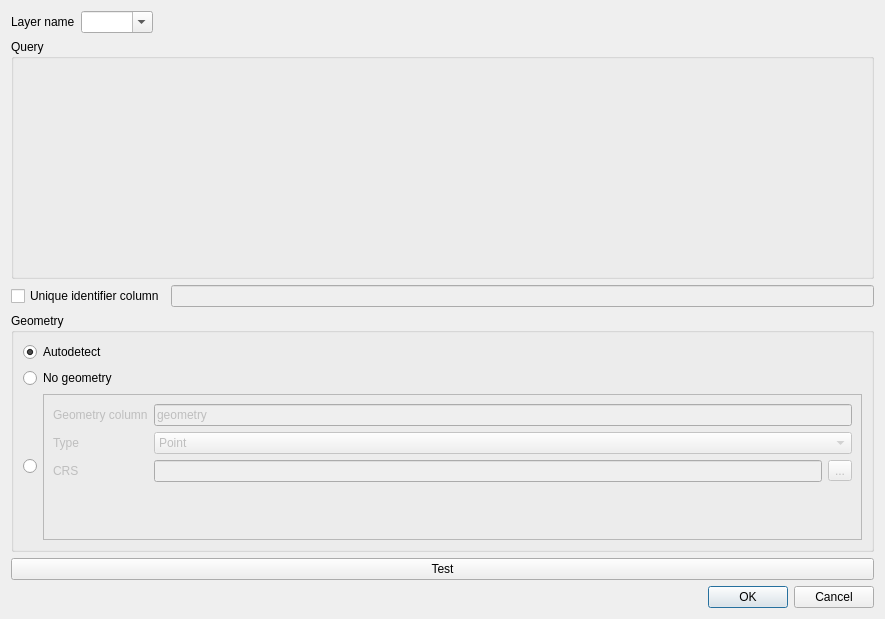
carsmie/QGIS, file src/providers/virtual/qgsvirtuallayersourceselectbase.ui: the form before one commit.
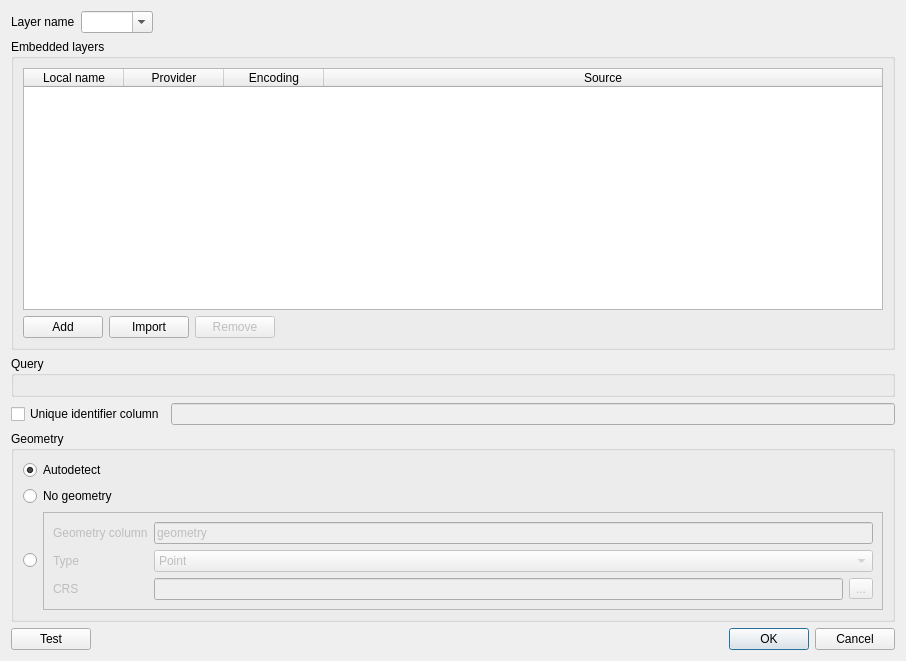
The form after the commit. Custom widgets are drawn as their Qt base class.

Commit message:
Fix virtual layer creation UI
Expose embedded layers inclusion to the creation UI

Diff of the .ui file:
```diff
--- a/src/providers/virtual/qgsvirtuallayersourceselectbase.ui
+++ b/src/providers/virtual/qgsvirtuallayersourceselectbase.ui
@@ -6,8 +6,8 @@
    <rect>
     <x>0</x>
     <y>0</y>
-    <width>885</width>
-    <height>619</height>
+    <width>906</width>
+    <height>661</height>
    </rect>
   </property>
   <property name="windowTitle">
@@ -45,6 +45,107 @@
      </item>
     </layout>
    </item>
+   <item>
+    <widget class="QgsCollapsibleGroupBox" name="mEmbeddedlLayersGroup">
+     <property name="title">
+      <string>Embedded layers</string>
+     </property>
+     <property name="collapsed">
+      <bool>true</bool>
+     </property>
+     <layout class="QVBoxLayout" name="verticalLayout_4">
+      <item>
+       <widget class="QTableWidget" name="mLayersTable">
+        <property name="selectionMode">
+         <enum>QAbstractItemView::SingleSelection</enum>
+        </property>
+        <property name="selectionBehavior">
+         <enum>QAbstractItemView::SelectRows</enum>
+        </property>
+        <attribute name="horizontalHeaderStretchLastSection">
+         <bool>true</bool>
+        </attribute>
+        <attribute name="verticalHeaderVisible">
+         <bool>false</bool>
+        </attribute>
+        <column>
+         <property name="text">
+          <string>Local name</string>
+         </property>
+        </column>
+        <column>
+         <property name="text">
+          <string>Provider</string>
+         </property>
+        </column>
+        <column>
+         <property name="text">
+          <string>Encoding</string>
+         </property>
+        </column>
+        <column>
+         <property name="text">
+          <string>Source</string>
+         </property>
+        </column>
+       </widget>
+      </item>
+      <item>
+       <layout class="QHBoxLayout" name="horizontalLayout">
+        <item>
+         <widget class="QPushButton" name="mAddLayerBtn">
+          <property name="toolTip">
+           <string>Add a new embedded layer</string>
+          </property>
+          <property name="text">
+           <string>Add</string>
+          </property>
+         </widget>
+        </item>
+        <item>
+         <widget class="QPushButton" name="mImportLayerBtn">
+          <property name="enabled">
+           <bool>true</bool>
+          </property>
+          <property name="toolTip">
+           <string>Import layer definition from loaded layers of the current project</string>
+          </property>
+          <property name="text">
+           <string>Import</string>
+          </property>
+         </widget>
+        </item>
+        <item>
+         <widget class="QPushButton" name="mRemoveLayerBtn">
+          <property name="enabled">
+           <bool>false</bool>
+          </property>
+          <property name="toolTip">
+           <string>Remove the selected embedded layer</string>
+          </property>
+          <property name="text">
+           <string>Remove</string>
+          </property>
+         </widget>
+        </item>
+        <item>
+         <spacer name="horizontalSpacer_2">
+          <property name="orientation">
+           <enum>Qt::Horizontal</enum>
+          </property>
+          <property name="sizeHint" stdset="0">
+           <size>
+            <width>40</width>
+            <height>20</height>
+           </size>
+          </property>
+         </spacer>
+        </item>
+       </layout>
+      </item>
+     </layout>
+    </widget>
+   </item>
    <item>
     <widget class="QGroupBox" name="mQueryBox">
      <property name="title">
@@ -224,6 +325,8 @@
     </widget>
    </item>
    <item>
+    <layout class="QHBoxLayout" name="horizontalLayout_6">
+     <item>
     <widget class="QPushButton" name="mTestButton">
      <property name="text">
       <string>Test</string>
@@ -241,6 +344,8 @@
     </widget>
    </item>
   </layout>
+   </item>
+  </layout>
  </widget>
  <customwidgets>
   <customwidget>
```
Left out of the diff: 5 changed lines with no effect on the pictures. Lines whose indentation alone changed are shown as unchanged. The commit also changes 6 other files.
